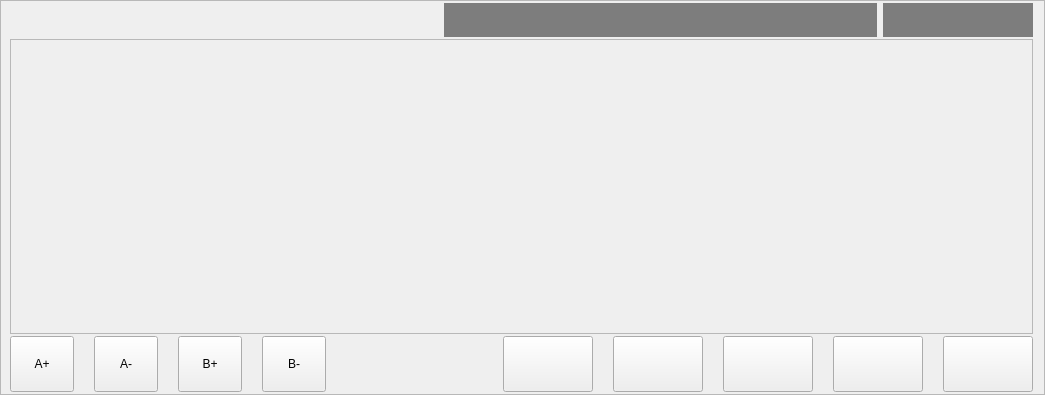
This is hcmanualoperation/ichcmanualoperationpageframe.ui in dongdong-2009/3-5AxisRobot as Qt 5 draws it before an edit. The edited form follows.
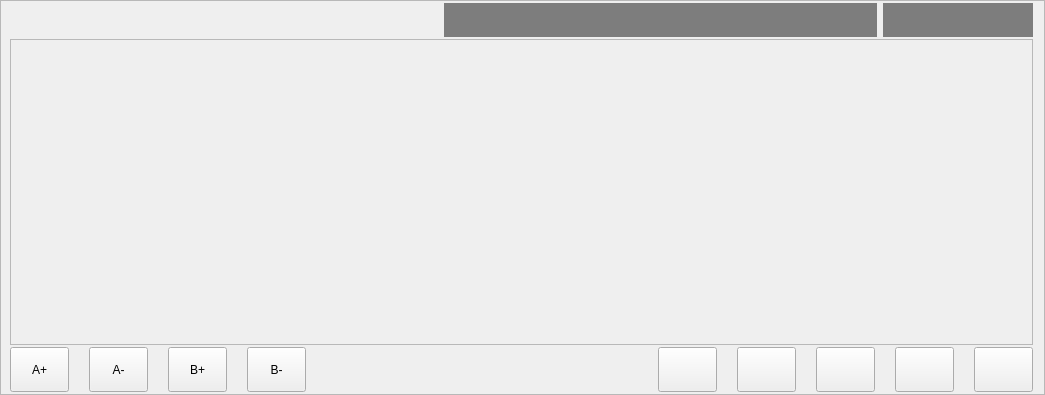
This is the edited form.

What changed in the file:
```diff
--- a/hcmanualoperation/ichcmanualoperationpageframe.ui
+++ b/hcmanualoperation/ichcmanualoperationpageframe.ui
@@ -128,15 +128,21 @@
      <item>
       <widget class="QToolButton" name="aAddButton">
        <property name="sizePolicy">
-        <sizepolicy hsizetype="Fixed" vsizetype="Preferred">
+        <sizepolicy hsizetype="Fixed" vsizetype="Fixed">
          <horstretch>0</horstretch>
          <verstretch>0</verstretch>
         </sizepolicy>
        </property>
        <property name="minimumSize">
         <size>
-         <width>64</width>
-         <height>48</height>
+         <width>59</width>
+         <height>45</height>
+        </size>
+       </property>
+       <property name="maximumSize">
+        <size>
+         <width>59</width>
+         <height>16777215</height>
         </size>
        </property>
        <property name="text">
@@ -147,15 +153,21 @@
      <item>
       <widget class="QToolButton" name="aSubButton">
        <property name="sizePolicy">
-        <sizepolicy hsizetype="Fixed" vsizetype="Preferred">
+        <sizepolicy hsizetype="Fixed" vsizetype="Fixed">
          <horstretch>0</horstretch>
          <verstretch>0</verstretch>
         </sizepolicy>
        </property>
        <property name="minimumSize">
         <size>
-         <width>64</width>
-         <height>48</height>
+         <width>59</width>
+         <height>45</height>
+        </size>
+       </property>
+       <property name="maximumSize">
+        <size>
+         <width>59</width>
+         <height>16777215</height>
         </size>
        </property>
        <property name="text">
@@ -166,15 +178,21 @@
      <item>
       <widget class="QToolButton" name="bAddButton">
        <property name="sizePolicy">
-        <sizepolicy hsizetype="Fixed" vsizetype="Preferred">
+        <sizepolicy hsizetype="Fixed" vsizetype="Fixed">
          <horstretch>0</horstretch>
          <verstretch>0</verstretch>
         </sizepolicy>
        </property>
        <property name="minimumSize">
         <size>
-         <width>64</width>
-         <height>48</height>
+         <width>59</width>
+         <height>45</height>
+        </size>
+       </property>
+       <property name="maximumSize">
+        <size>
+         <width>59</width>
+         <height>16777215</height>
         </size>
        </property>
        <property name="text">
@@ -185,15 +203,21 @@
      <item>
       <widget class="QToolButton" name="bSubButton">
        <property name="sizePolicy">
-        <sizepolicy hsizetype="Fixed" vsizetype="Preferred">
+        <sizepolicy hsizetype="Fixed" vsizetype="Fixed">
          <horstretch>0</horstretch>
          <verstretch>0</verstretch>
         </sizepolicy>
        </property>
        <property name="minimumSize">
         <size>
-         <width>64</width>
-         <height>48</height>
+         <width>59</width>
+         <height>45</height>
+        </size>
+       </property>
+       <property name="maximumSize">
+        <size>
+         <width>59</width>
+         <height>16777215</height>
         </size>
        </property>
        <property name="text">
@@ -220,15 +244,21 @@
         <bool>true</bool>
        </property>
        <property name="sizePolicy">
-        <sizepolicy hsizetype="Fixed" vsizetype="Preferred">
+        <sizepolicy hsizetype="Fixed" vsizetype="Fixed">
          <horstretch>0</horstretch>
          <verstretch>0</verstretch>
         </sizepolicy>
        </property>
        <property name="minimumSize">
         <size>
-         <width>90</width>
-         <height>0</height>
+         <width>59</width>
+         <height>45</height>
+        </size>
+       </property>
+       <property name="maximumSize">
+        <size>
+         <width>16777215</width>
+         <height>45</height>
         </size>
        </property>
        <property name="mouseTracking">
@@ -263,15 +293,21 @@
         <bool>true</bool>
        </property>
        <property name="sizePolicy">
-        <sizepolicy hsizetype="Fixed" vsizetype="Preferred">
+        <sizepolicy hsizetype="Fixed" vsizetype="Fixed">
          <horstretch>0</horstretch>
          <verstretch>0</verstretch>
         </sizepolicy>
        </property>
        <property name="minimumSize">
         <size>
-         <width>90</width>
-         <height>0</height>
+         <width>59</width>
+         <height>45</height>
+        </size>
+       </property>
+       <property name="maximumSize">
+        <size>
+         <width>16777215</width>
+         <height>45</height>
         </size>
        </property>
        <property name="mouseTracking">
@@ -306,15 +342,21 @@
         <bool>true</bool>
        </property>
        <property name="sizePolicy">
-        <sizepolicy hsizetype="Fixed" vsizetype="Preferred">
+        <sizepolicy hsizetype="Fixed" vsizetype="Fixed">
          <horstretch>0</horstretch>
          <verstretch>0</verstretch>
         </sizepolicy>
        </property>
        <property name="minimumSize">
         <size>
-         <width>90</width>
-         <height>0</height>
+         <width>59</width>
+         <height>45</height>
+        </size>
+       </property>
+       <property name="maximumSize">
+        <size>
+         <width>16777215</width>
+         <height>45</height>
         </size>
        </property>
        <property name="acceptDrops">
@@ -346,15 +388,21 @@
         <bool>true</bool>
        </property>
        <property name="sizePolicy">
-        <sizepolicy hsizetype="Fixed" vsizetype="Preferred">
+        <sizepolicy hsizetype="Fixed" vsizetype="Fixed">
          <horstretch>0</horstretch>
          <verstretch>0</verstretch>
         </sizepolicy>
        </property>
        <property name="minimumSize">
         <size>
-         <width>90</width>
-         <height>0</height>
+         <width>59</width>
+         <height>45</height>
+        </size>
+       </property>
+       <property name="maximumSize">
+        <size>
+         <width>16777215</width>
+         <height>45</height>
         </size>
        </property>
        <property name="styleSheet">
@@ -380,15 +428,21 @@
         <bool>true</bool>
        </property>
        <property name="sizePolicy">
-        <sizepolicy hsizetype="Fixed" vsizetype="Preferred">
+        <sizepolicy hsizetype="Fixed" vsizetype="Fixed">
          <horstretch>0</horstretch>
          <verstretch>0</verstretch>
         </sizepolicy>
        </property>
        <property name="minimumSize">
         <size>
-         <width>90</width>
-         <height>0</height>
+         <width>59</width>
+         <height>45</height>
+        </size>
+       </property>
+       <property name="maximumSize">
+        <size>
+         <width>16777215</width>
+         <height>45</height>
         </size>
        </property>
        <property name="styleSheet">
```
